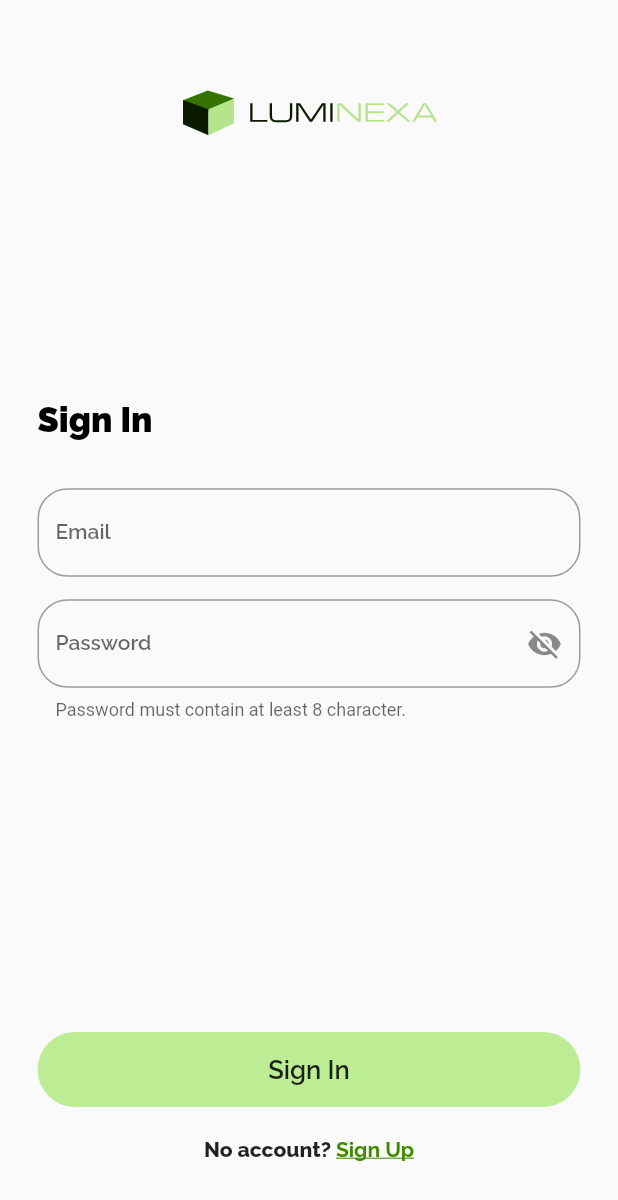
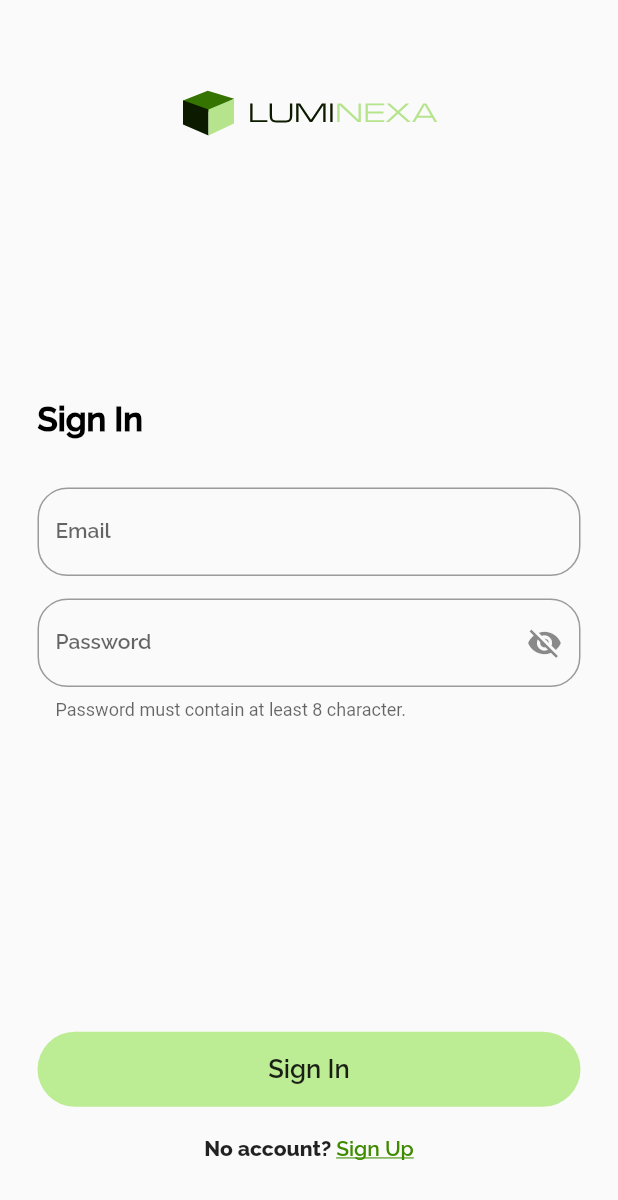
Before and after one commit to MohammadAlAgha/luminexa, a Flutter app: the logIn screen opened directly, on a phone screen of 412 x 824 dp. Shown: the top 1200 px of the screen. Run offline on Flutter 3.47's test engine with Material 2 defaults, Android fonts, the phone set to English and light mode, and no system bars; our stand-ins replace flutter_svg.

Commit message:
Turned sub titles into semi bold

```diff
--- a/luminexa_mobile/lib/screens/landingPageUser.dart
+++ b/luminexa_mobile/lib/screens/landingPageUser.dart
@@ -38,7 +38,7 @@ class _landingState extends State<landing> {
             Text(
               "Systems",
               style: TextStyle(
-                  fontFamily: "Raleway",
+                  fontFamily: "RalewayBold",
                   fontSize: 18,
                   fontWeight: FontWeight.w700),
             )
--- a/luminexa_mobile/lib/screens/login.dart
+++ b/luminexa_mobile/lib/screens/login.dart
@@ -39,9 +39,9 @@ class _logInState extends State<logIn> {
                             "Sign In",
                             style: TextStyle(
                                 color: Colors.black,
-                                fontFamily: "Raleway",
+                                fontFamily: "RalewayBold",
                                 fontWeight: FontWeight.w900,
-                                fontSize: 23),
+                                fontSize: 22),
                           ),
                         ]),
                   ),
@@ -89,7 +89,7 @@ class _logInState extends State<logIn> {
                         ),
                         Text.rich(TextSpan(
                             style: TextStyle(
-                                fontFamily: "Raleway",
+                                fontFamily: "RalewayBold",
                                 fontSize: 14,
                                 fontWeight: FontWeight.w700,
                                 color: Color.fromARGB(255, 63, 139, 0),
--- a/luminexa_mobile/lib/screens/signUp.dart
+++ b/luminexa_mobile/lib/screens/signUp.dart
@@ -41,9 +41,9 @@ class _SignUpState extends State<SignUp> {
                     "Sign Up",
                     style: TextStyle(
                         color: Colors.black,
-                        fontFamily: "Raleway",
+                        fontFamily: "RalewayBold",
                         fontWeight: FontWeight.w900,
-                        fontSize: 23),
+                        fontSize: 22),
                   ),
                 ],
               ),
@@ -105,7 +105,7 @@ class _SignUpState extends State<SignUp> {
                       ),
                       Text.rich(TextSpan(
                           style: TextStyle(
-                              fontFamily: "Raleway",
+                              fontFamily: "RalewayBold",
                               fontSize: 14,
                               fontWeight: FontWeight.w700,
                               color: Color.fromARGB(255, 63, 139, 0),
```
